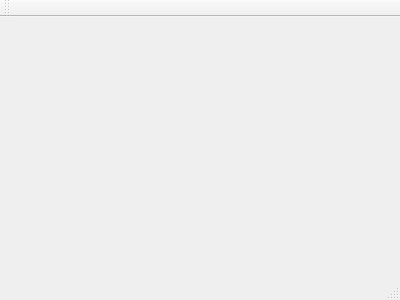
First picture: the form in mainwindow.ui, repository wurfkeks/forest-save-manager, before the edit.
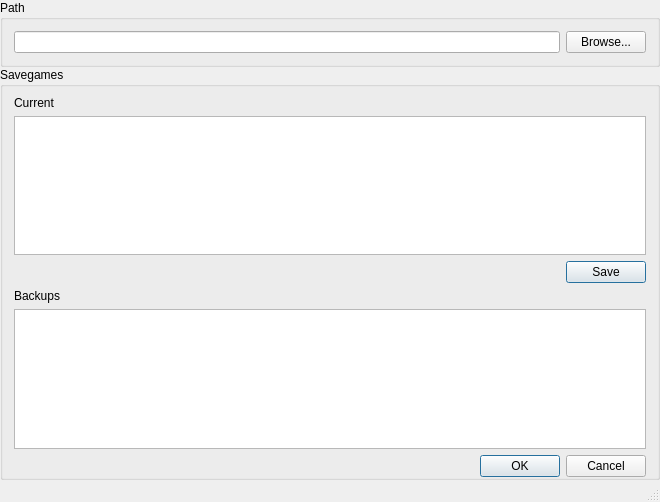
Second picture: the form after the edit.

Patch:
```diff
--- a/mainwindow.ui
+++ b/mainwindow.ui
@@ -1,24 +1,149 @@
 <ui version="4.0">
  <class>MainWindow</class>
- <widget class="QMainWindow" name="MainWindow" >
-  <property name="geometry" >
+ <widget class="QMainWindow" name="MainWindow">
+  <property name="geometry">
    <rect>
     <x>0</x>
     <y>0</y>
-    <width>400</width>
-    <height>300</height>
+    <width>660</width>
+    <height>502</height>
    </rect>
   </property>
   <property name="windowTitle" >
    <string>MainWindow</string>
   </property>
-  <widget class="QMenuBar" name="menuBar" />
-  <widget class="QToolBar" name="mainToolBar" />
-  <widget class="QWidget" name="centralWidget" />
-  <widget class="QStatusBar" name="statusBar" />
+  <widget class="QWidget" name="centralWidget">
+   <layout class="QVBoxLayout" name="verticalLayout">
+    <property name="spacing">
+     <number>0</number>
+    </property>
+    <property name="leftMargin">
+     <number>0</number>
+    </property>
+    <property name="topMargin">
+     <number>0</number>
+    </property>
+    <property name="rightMargin">
+     <number>0</number>
+    </property>
+    <property name="bottomMargin">
+     <number>0</number>
+    </property>
+    <item>
+     <widget class="QGroupBox" name="groupBox">
+      <property name="title">
+       <string>Path</string>
+      </property>
+      <property name="flat">
+       <bool>false</bool>
+      </property>
+      <layout class="QHBoxLayout" name="horizontalLayout">
+       <item>
+        <widget class="QLineEdit" name="edit_path">
+         <property name="readOnly">
+          <bool>true</bool>
+         </property>
+        </widget>
+       </item>
+       <item>
+        <widget class="QPushButton" name="btn_browse">
+         <property name="text">
+          <string>Browse...</string>
+         </property>
+        </widget>
+       </item>
+      </layout>
+     </widget>
+    </item>
+    <item>
+     <widget class="QGroupBox" name="groupBox_2">
+      <property name="title">
+       <string>Savegames</string>
+      </property>
+      <property name="flat">
+       <bool>false</bool>
+      </property>
+      <property name="checkable">
+       <bool>false</bool>
+      </property>
+      <layout class="QVBoxLayout" name="verticalLayout_2">
+       <property name="topMargin">
+        <number>9</number>
+       </property>
+       <property name="bottomMargin">
+        <number>0</number>
+       </property>
+       <item>
+        <widget class="QLabel" name="label_2">
+         <property name="text">
+          <string>Current</string>
+         </property>
+        </widget>
+       </item>
+       <item>
+        <widget class="QTableView" name="table_current">
+         <property name="selectionMode">
+          <enum>QAbstractItemView::SingleSelection</enum>
+         </property>
+         <property name="selectionBehavior">
+          <enum>QAbstractItemView::SelectRows</enum>
+         </property>
+        </widget>
+       </item>
+       <item>
+        <widget class="QDialogButtonBox" name="btnbox_current">
+         <property name="standardButtons">
+          <set>QDialogButtonBox::Save</set>
+         </property>
+        </widget>
+       </item>
+       <item>
+        <widget class="QLabel" name="label">
+         <property name="text">
+          <string>Backups</string>
+         </property>
+        </widget>
+       </item>
+       <item>
+        <widget class="QTableView" name="table_backups">
+         <property name="selectionMode">
+          <enum>QAbstractItemView::SingleSelection</enum>
+         </property>
+         <property name="selectionBehavior">
+          <enum>QAbstractItemView::SelectRows</enum>
+         </property>
+        </widget>
+       </item>
+       <item>
+        <widget class="QDialogButtonBox" name="btnbox_backups">
+         <property name="standardButtons">
+          <set>QDialogButtonBox::Cancel|QDialogButtonBox::Ok</set>
+         </property>
+        </widget>
+       </item>
+      </layout>
+     </widget>
+    </item>
+   </layout>
+  </widget>
+  <widget class="QStatusBar" name="statusBar"/>
+  <action name="actionAbout">
+   <property name="text">
+    <string>About Qt...</string>
+   </property>
+  </action>
+  <action name="actionBrowse">
+   <property name="text">
+    <string>Browse...</string>
+   </property>
+  </action>
+  <action name="actionExit">
+   <property name="text">
+    <string>Exit</string>
+   </property>
+  </action>
  </widget>
- <layoutDefault spacing="6" margin="11" />
- <pixmapfunction></pixmapfunction>
+ <layoutdefault spacing="6" margin="11"/>
  <resources/>
  <connections/>
 </ui>
```
Left out of the diff: 22 changed lines with no effect on the pictures.
